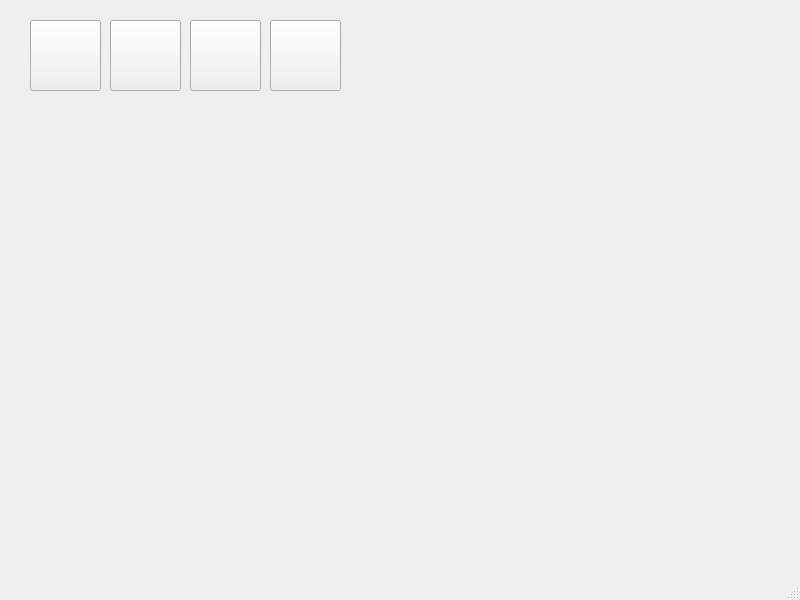
This is Patientenverwaltung/mainwindow.ui in JenniferRied/Patientenverwaltung as Qt 5 draws it before an edit. The edited form follows.
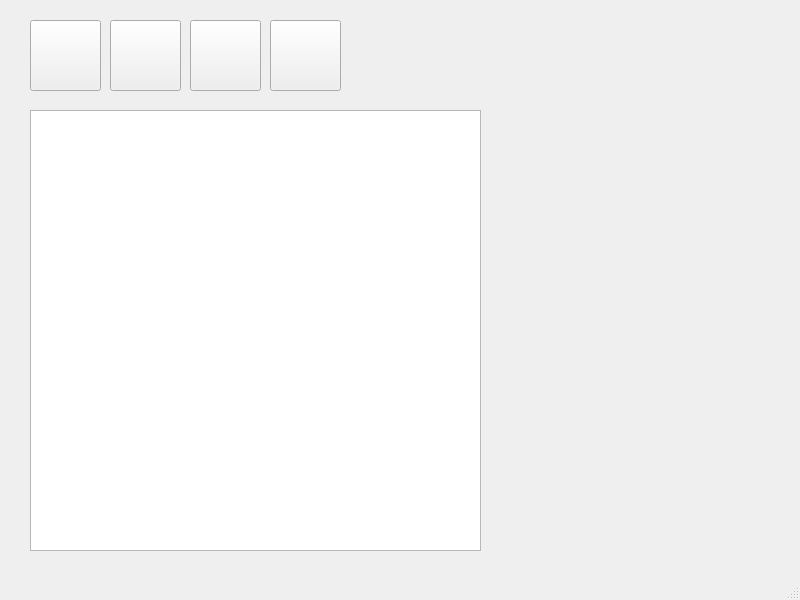
This is the edited form. Icons and pictures are not drawn.

Commit message:
Patientenliste hinzugefügt
Erste Implementation. Weiteres folgt. Patientendaten werden noch nicht angezeigt.

What changed in the file:
```diff
--- a/Patientenverwaltung/mainwindow.ui
+++ b/Patientenverwaltung/mainwindow.ui
@@ -79,6 +79,16 @@
      <string/>
     </property>
    </widget>
+   <widget class="QTableWidget" name="tableWidget">
+    <property name="geometry">
+     <rect>
+      <x>30</x>
+      <y>110</y>
+      <width>451</width>
+      <height>441</height>
+     </rect>
+    </property>
+   </widget>
   </widget>
   <widget class="QMenuBar" name="menubar">
    <property name="geometry">
```
The commit also changes 1 other file.
